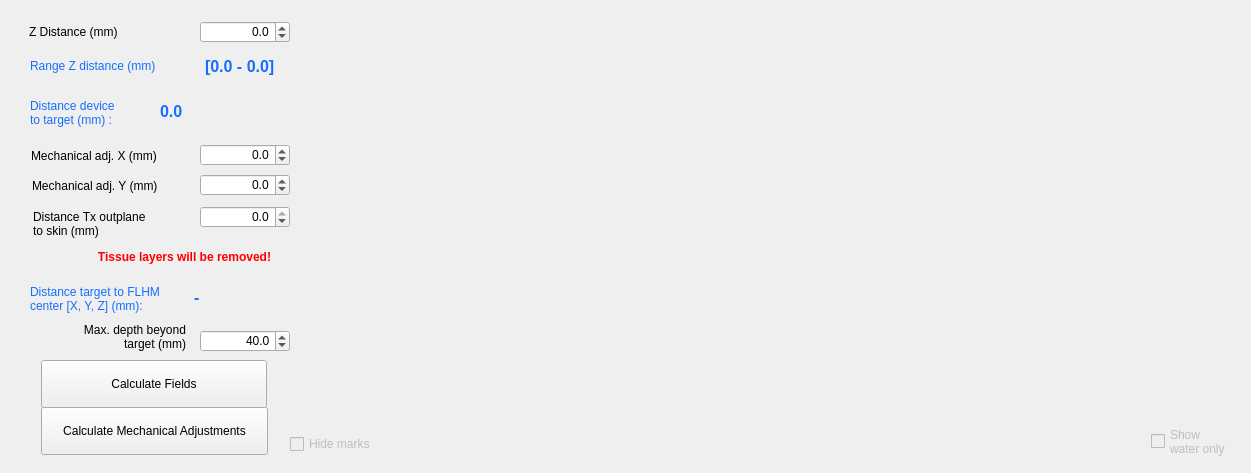
Old version of the form BabelBrain/Babel_H246/form.ui in the repository ProteusMRIgHIFU/BabelBrain.
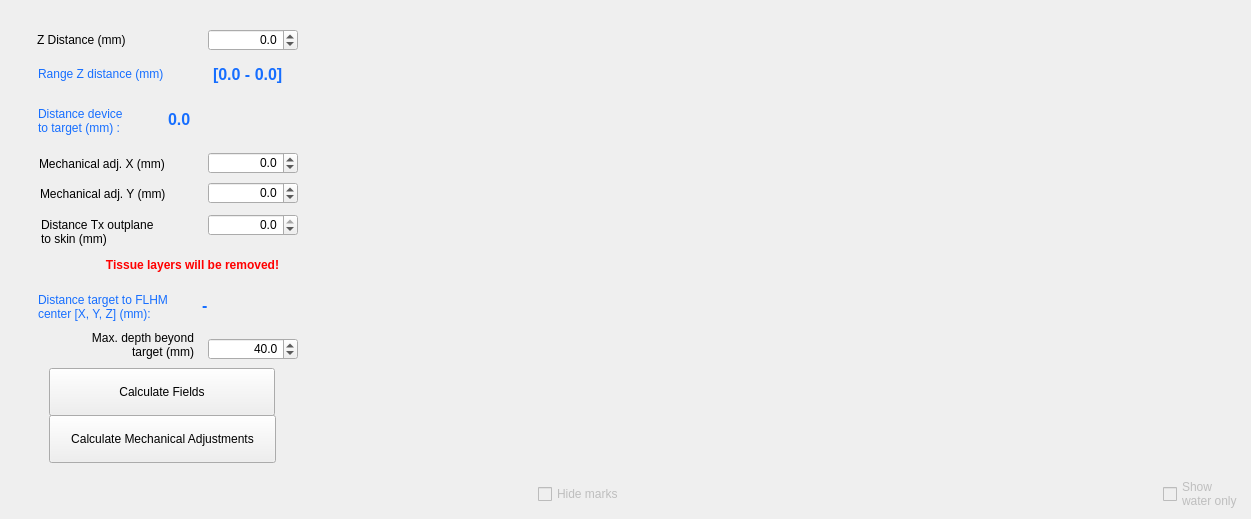
New version of the form.

What changed in the file:
```diff
--- a/BabelBrain/Babel_H246/form.ui
+++ b/BabelBrain/Babel_H246/form.ui
@@ -16,6 +16,50 @@
   <property name="styleSheet">
    <string notr="true"/>
   </property>
+  <layout class="QVBoxLayout" name="panelLayout">
+   <property name="leftMargin">
+    <number>8</number>
+   </property>
+   <property name="topMargin">
+    <number>8</number>
+   </property>
+   <property name="rightMargin">
+    <number>8</number>
+   </property>
+   <property name="bottomMargin">
+    <number>8</number>
+   </property>
+   <property name="spacing">
+    <number>6</number>
+   </property>
+   <item>
+    <layout class="QHBoxLayout" name="panelTopLayout">
+     <property name="spacing">
+      <number>10</number>
+     </property>
+     <item>
+      <widget class="QFrame" name="panelLeftFrame">
+       <property name="frameShape">
+        <enum>QFrame::Shape::NoFrame</enum>
+       </property>
+       <property name="minimumSize">
+        <size>
+         <width>337</width>
+         <height>463</height>
+        </size>
+       </property>
+       <property name="maximumSize">
+        <size>
+         <width>337</width>
+         <height>16777215</height>
+        </size>
+       </property>
+       <property name="sizePolicy">
+        <sizepolicy hsizetype="Fixed" vsizetype="Preferred">
+         <horstretch>0</horstretch>
+         <verstretch>0</verstretch>
+        </sizepolicy>
+       </property>
   <widget class="QLabel" name="label_20">
    <property name="geometry">
     <rect>
@@ -225,16 +269,6 @@
     <double>0.000000000000000</double>
    </property>
   </widget>
-  <widget class="QWidget" name="AcField_plot1" native="true">
-   <property name="geometry">
-    <rect>
-     <x>343</x>
-     <y>30</y>
-     <width>868</width>
-     <height>381</height>
-    </rect>
-   </property>
-  </widget>
   <widget class="QDoubleSpinBox" name="SkinDistanceSpinBox">
    <property name="geometry">
     <rect>
@@ -322,49 +356,6 @@
     <set>Qt::AlignRight|Qt::AlignTrailing|Qt::AlignVCenter</set>
    </property>
   </widget>
-  <widget class="QWidget" name="IsppaScrollBars" native="true">
-   <property name="geometry">
-    <rect>
-     <x>405</x>
-     <y>410</y>
-     <width>725</width>
-     <height>61</height>
-    </rect>
-   </property>
-  </widget>
-  <widget class="QCheckBox" name="ShowWaterResultscheckBox">
-   <property name="enabled">
-    <bool>false</bool>
-   </property>
-   <property name="geometry">
-    <rect>
-     <x>1151</x>
-     <y>416</y>
-     <width>91</width>
-     <height>51</height>
-    </rect>
-   </property>
-   <property name="text">
-    <string>Show
-water only</string>
-   </property>
-  </widget>
-  <widget class="QCheckBox" name="HideMarkscheckBox">
-   <property name="enabled">
-    <bool>false</bool>
-   </property>
-   <property name="geometry">
-    <rect>
-     <x>290</x>
-     <y>430</y>
-     <width>95</width>
-     <height>28</height>
-    </rect>
-   </property>
-   <property name="text">
-    <string>Hide marks</string>
-   </property>
-  </widget>
   <widget class="QPushButton" name="CalculateMechAdj">
    <property name="geometry">
     <rect>
@@ -472,6 +463,172 @@
     <set>Qt::LinksAccessibleByMouse|Qt::TextSelectableByMouse</set>
    </property>
   </widget>
+      </widget>
+     </item>
+     <item>
+      <layout class="QVBoxLayout" name="panelPlotColLayout">
+       <property name="leftMargin">
+        <number>0</number>
+       </property>
+       <property name="topMargin">
+        <number>0</number>
+       </property>
+       <property name="rightMargin">
+        <number>0</number>
+       </property>
+       <property name="bottomMargin">
+        <number>0</number>
+       </property>
+       <property name="spacing">
+        <number>4</number>
+       </property>
+       <item>
+        <widget class="QWidget" name="AcField_plot1" native="true">
+         <property name="geometry">
+          <rect>
+           <x>343</x>
+           <y>30</y>
+           <width>868</width>
+           <height>381</height>
+          </rect>
+         </property>
+         <property name="sizePolicy">
+          <sizepolicy hsizetype="Expanding" vsizetype="Expanding">
+           <horstretch>1</horstretch>
+           <verstretch>1</verstretch>
+          </sizepolicy>
+         </property>
+         <property name="minimumSize">
+          <size>
+           <width>500</width>
+           <height>280</height>
+          </size>
+         </property>
+        </widget>
+       </item>
+       <item>
+        <widget class="QWidget" name="IsppaScrollBars" native="true">
+         <property name="geometry">
+          <rect>
+           <x>405</x>
+           <y>410</y>
+           <width>725</width>
+           <height>61</height>
+          </rect>
+         </property>
+         <property name="sizePolicy">
+          <sizepolicy hsizetype="Expanding" vsizetype="Fixed">
+           <horstretch>1</horstretch>
+           <verstretch>0</verstretch>
+          </sizepolicy>
+         </property>
+         <property name="minimumSize">
+          <size>
+           <width>400</width>
+           <height>61</height>
+          </size>
+         </property>
+         <property name="maximumSize">
+          <size>
+           <width>16777215</width>
+           <height>66</height>
+          </size>
+         </property>
+        </widget>
+       </item>
+      </layout>
+     </item>
+    </layout>
+   </item>
+   <item>
+    <layout class="QHBoxLayout" name="panelBottomLayout">
+     <property name="spacing">
+      <number>10</number>
+     </property>
+     <property name="leftMargin">
+      <number>0</number>
+     </property>
+     <property name="topMargin">
+      <number>0</number>
+     </property>
+     <property name="rightMargin">
+      <number>0</number>
+     </property>
+     <property name="bottomMargin">
+      <number>0</number>
+     </property>
+     <item>
+      <spacer name="bot_lead">
+       <property name="orientation">
+        <enum>Qt::Orientation::Horizontal</enum>
+       </property>
+       <property name="sizeType" stdset="0">
+        <enum>QSizePolicy::Expanding</enum>
+       </property>
+       <property name="sizeHint" stdset="0">
+        <size>
+         <width>40</width>
+         <height>20</height>
+        </size>
+       </property>
+      </spacer>
+     </item>
+     <item>
+      <widget class="QCheckBox" name="HideMarkscheckBox">
+       <property name="enabled">
+        <bool>false</bool>
+       </property>
+       <property name="geometry">
+        <rect>
+         <x>290</x>
+         <y>430</y>
+         <width>95</width>
+         <height>28</height>
+        </rect>
+       </property>
+       <property name="text">
+        <string>Hide marks</string>
+       </property>
+      </widget>
+     </item>
+     <item>
+      <spacer name="bot_mid_0">
+       <property name="orientation">
+        <enum>Qt::Orientation::Horizontal</enum>
+       </property>
+       <property name="sizeType" stdset="0">
+        <enum>QSizePolicy::Expanding</enum>
+       </property>
+       <property name="sizeHint" stdset="0">
+        <size>
+         <width>40</width>
+         <height>20</height>
+        </size>
+       </property>
+      </spacer>
+     </item>
+     <item>
+      <widget class="QCheckBox" name="ShowWaterResultscheckBox">
+       <property name="enabled">
+        <bool>false</bool>
+       </property>
+       <property name="geometry">
+        <rect>
+         <x>1151</x>
+         <y>416</y>
+         <width>91</width>
+         <height>51</height>
+        </rect>
+       </property>
+       <property name="text">
+        <string>Show
+water only</string>
+       </property>
+      </widget>
+     </item>
+    </layout>
+   </item>
+  </layout>
  </widget>
  <tabstops>
   <tabstop>TPODistanceSpinBox</tabstop>
```
Left out of the diff: 2 changed lines with no effect on the pictures. Lines whose indentation alone changed are shown as unchanged.
